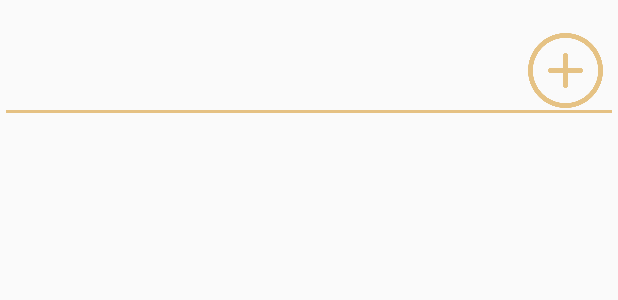
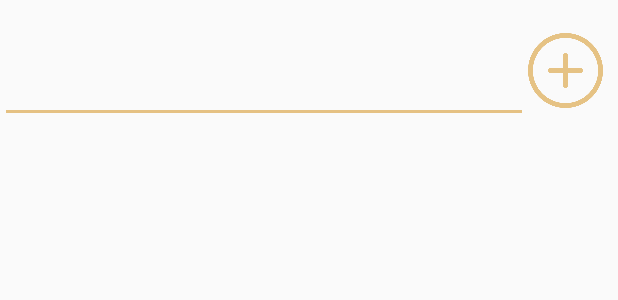
Before and after one commit to PauApps/AllRandomizer, an Android app: the layout activity_main.xml on its own in the app's theme, with its tools: preview values and no code run, on a phone screen of 412 x 824 dp. Shown: the part 247-547 px from the top of the screen. Run offline under Robolectric (Android 15) with nearby library versions, the phone set to English and light mode, and no system bars.

Commit message:
Bug fixes

```diff
--- a/app/src/main/res/layout/activity_main.xml
+++ b/app/src/main/res/layout/activity_main.xml
@@ -31,6 +31,7 @@
             <EditText
                 android:id="@+id/insertText"
                 android:layout_width="match_parent"
+                android:layout_marginRight="60dp"
                 android:layout_height="70dp"
                 android:layout_alignParentLeft="true"
                 android:theme="@style/MyEditTextTheme"
```
